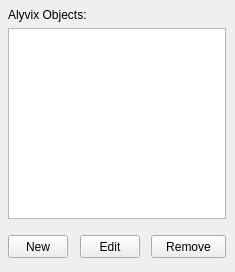
The window that alyvix/extra/robotide/qt_ui/alyvix_object_selection_view.ui (alyvix/alyvix) describes before a commit, drawn with Qt 5.
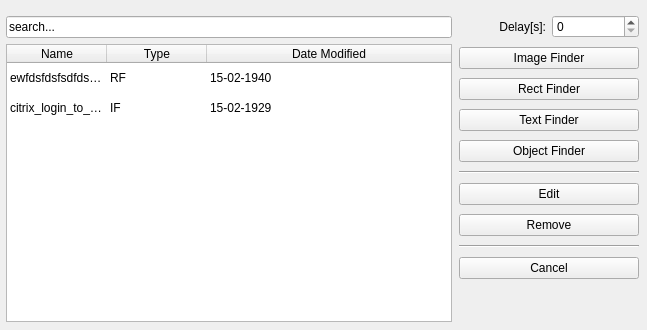
The same window after the commit.

```diff
--- a/alyvix/extra/robotide/qt_ui/alyvix_object_selection_view.ui
+++ b/alyvix/extra/robotide/qt_ui/alyvix_object_selection_view.ui
@@ -6,93 +6,174 @@
    <rect>
     <x>0</x>
     <y>0</y>
-    <width>235</width>
-    <height>272</height>
+    <width>647</width>
+    <height>330</height>
    </rect>
   </property>
   <property name="windowTitle">
    <string>Alyvix - Select Finder</string>
   </property>
-  <widget class="QListWidget" name="listWidgetAlyObj">
-   <property name="geometry">
-    <rect>
-     <x>8</x>
-     <y>28</y>
-     <width>218</width>
-     <height>191</height>
-    </rect>
+  <widget class="QPushButton" name="pushButtonCC">
+   <property name="enabled">
+    <bool>true</bool>
    </property>
-  </widget>
-  <widget class="QPushButton" name="pushButtonNew">
    <property name="geometry">
     <rect>
-     <x>8</x>
-     <y>235</y>
-     <width>60</width>
+     <x>9</x>
+     <y>9000</y>
+     <width>216</width>
      <height>23</height>
     </rect>
    </property>
    <property name="text">
-    <string>New</string>
+    <string>Custom Code</string>
    </property>
   </widget>
-  <widget class="QPushButton" name="pushButtonEdit">
+  <widget class="QWidget" name="widget_2" native="true">
    <property name="geometry">
     <rect>
-     <x>80</x>
-     <y>235</y>
-     <width>60</width>
-     <height>23</height>
+     <x>106</x>
+     <y>387</y>
+     <width>229</width>
+     <height>240</height>
     </rect>
    </property>
-   <property name="text">
-    <string>Edit</string>
-   </property>
   </widget>
-  <widget class="QPushButton" name="pushButtonRemove">
+  <widget class="QWidget" name="widget" native="true">
    <property name="geometry">
     <rect>
-     <x>151</x>
-     <y>235</y>
-     <width>75</width>
-     <height>23</height>
+     <x>0</x>
+     <y>10</y>
+     <width>647</width>
+     <height>321</height>
     </rect>
    </property>
-   <property name="text">
-    <string>Remove</string>
-   </property>
-  </widget>
-  <widget class="QLabel" name="label">
+   <widget class="QWidget" name="gridLayoutWidget_2">
    <property name="geometry">
     <rect>
-     <x>8</x>
-     <y>7</y>
-     <width>211</width>
-     <height>16</height>
-    </rect>
-   </property>
+      <x>6</x>
+      <y>6</y>
+      <width>446</width>
+      <height>306</height>
+     </rect>
+    </property>
+    <layout class="QGridLayout" name="gridLayout_2">
+     <item row="0" column="0" colspan="3">
+      <widget class="QLineEdit" name="lineEditSearch">
    <property name="text">
-    <string>Alyvix Objects:</string>
-   </property>
+        <string>search...</string>
+       </property>
+      </widget>
+     </item>
+     <item row="1" column="0" colspan="3">
+      <widget class="QTableWidget" name="tableWidget">
+       <property name="alternatingRowColors">
+        <bool>false</bool>
+       </property>
+       <property name="selectionBehavior">
+        <enum>QAbstractItemView::SelectRows</enum>
+       </property>
+       <property name="showGrid">
+        <bool>false</bool>
+       </property>
+       <property name="sortingEnabled">
+        <bool>true</bool>
+       </property>
+       <property name="cornerButtonEnabled">
+        <bool>true</bool>
+       </property>
+       <attribute name="horizontalHeaderCascadingSectionResizes">
+        <bool>false</bool>
+       </attribute>
+       <attribute name="horizontalHeaderHighlightSections">
+        <bool>true</bool>
+       </attribute>
+       <attribute name="horizontalHeaderStretchLastSection">
+        <bool>true</bool>
+       </attribute>
+       <attribute name="verticalHeaderVisible">
+        <bool>false</bool>
+       </attribute>
+       <attribute name="verticalHeaderStretchLastSection">
+        <bool>false</bool>
+       </attribute>
+       <row>
+        <property name="text">
+         <string>1</string>
+        </property>
+       </row>
+       <row>
+        <property name="text">
+         <string>2</string>
+        </property>
+       </row>
+       <column>
+        <property name="text">
+         <string>Name</string>
+        </property>
+       </column>
+       <column>
+        <property name="text">
+         <string>Type</string>
+        </property>
+       </column>
+       <column>
+        <property name="text">
+         <string>Date Modified</string>
+        </property>
+       </column>
+       <item row="0" column="0">
+        <property name="text">
+         <string>ewfdsfdsfsdfdsfdsfsdfs</string>
+        </property>
+       </item>
+       <item row="0" column="1">
+        <property name="text">
+         <string>RF</string>
+        </property>
+       </item>
+       <item row="0" column="2">
+        <property name="text">
+         <string>15-02-1940</string>
+        </property>
+       </item>
+       <item row="1" column="0">
+        <property name="text">
+         <string>citrix_login_to_xamarin_with_a</string>
+        </property>
+       </item>
+       <item row="1" column="1">
+        <property name="text">
+         <string>IF</string>
+        </property>
+       </item>
+       <item row="1" column="2">
+        <property name="text">
+         <string>15-02-1929</string>
+        </property>
+       </item>
+      </widget>
+     </item>
+    </layout>
   </widget>
   <widget class="QWidget" name="gridLayoutWidget">
    <property name="geometry">
     <rect>
-     <x>8</x>
-     <y>362</y>
-     <width>218</width>
-     <height>177</height>
+      <x>459</x>
+      <y>2</y>
+      <width>180</width>
+      <height>276</height>
     </rect>
    </property>
    <layout class="QGridLayout" name="gridLayout">
-    <item row="0" column="0">
-     <widget class="QPushButton" name="pushButtonRF">
+     <item row="10" column="0" colspan="2">
+      <widget class="QPushButton" name="pushButtonCancel">
       <property name="text">
-       <string>Rect Finder</string>
+        <string>Cancel</string>
       </property>
      </widget>
     </item>
-    <item row="2" column="0">
+     <item row="4" column="0" colspan="2">
      <widget class="QPushButton" name="pushButtonTF">
       <property name="enabled">
        <bool>true</bool>
@@ -102,7 +183,28 @@
       </property>
      </widget>
     </item>
-    <item row="3" column="0">
+     <item row="9" column="0" colspan="2">
+      <widget class="Line" name="line">
+       <property name="orientation">
+        <enum>Qt::Horizontal</enum>
+       </property>
+      </widget>
+     </item>
+     <item row="7" column="0" colspan="2">
+      <widget class="QPushButton" name="pushButtonEdit">
+       <property name="text">
+        <string>Edit</string>
+       </property>
+      </widget>
+     </item>
+     <item row="8" column="0" colspan="2">
+      <widget class="QPushButton" name="pushButtonRemove">
+       <property name="text">
+        <string>Remove</string>
+       </property>
+      </widget>
+     </item>
+     <item row="5" column="0" colspan="2">
      <widget class="QPushButton" name="pushButtonOF">
       <property name="enabled">
        <bool>true</bool>
@@ -112,72 +214,46 @@
       </property>
      </widget>
     </item>
-    <item row="1" column="0">
-     <widget class="QPushButton" name="pushButtonIF">
-      <property name="text">
-       <string>Image Finder</string>
+     <item row="6" column="0" colspan="2">
+      <widget class="Line" name="line_2">
+       <property name="orientation">
+        <enum>Qt::Horizontal</enum>
       </property>
      </widget>
     </item>
-   </layout>
-  </widget>
-  <widget class="QPushButton" name="pushButtonCancel">
-   <property name="geometry">
-    <rect>
-     <x>62</x>
-     <y>547</y>
-     <width>111</width>
-     <height>23</height>
-    </rect>
-   </property>
-   <property name="text">
-    <string>Cancel</string>
-   </property>
-  </widget>
-  <widget class="QSpinBox" name="spinBoxDelay">
-   <property name="geometry">
-    <rect>
-     <x>184</x>
-     <y>332</y>
-     <width>42</width>
-     <height>22</height>
-    </rect>
-   </property>
-   <property name="maximum">
-    <number>60</number>
-   </property>
-  </widget>
+     <item row="0" column="0">
   <widget class="QLabel" name="label_2">
-   <property name="geometry">
-    <rect>
-     <x>135</x>
-     <y>333</y>
-     <width>37</width>
-     <height>20</height>
-    </rect>
-   </property>
    <property name="text">
-    <string>Delay:</string>
+        <string>Delay[s]:</string>
    </property>
    <property name="alignment">
     <set>Qt::AlignRight|Qt::AlignTrailing|Qt::AlignVCenter</set>
    </property>
   </widget>
-  <widget class="QPushButton" name="pushButtonCC">
-   <property name="enabled">
-    <bool>true</bool>
-   </property>
-   <property name="geometry">
-    <rect>
-     <x>9</x>
-     <y>632</y>
-     <width>216</width>
-     <height>23</height>
-    </rect>
-   </property>
+     </item>
+     <item row="2" column="0" colspan="2">
+      <widget class="QPushButton" name="pushButtonRF">
+       <property name="text">
+        <string>Rect Finder</string>
+       </property>
+      </widget>
+     </item>
+     <item row="0" column="1">
+      <widget class="QSpinBox" name="spinBoxDelay">
+       <property name="maximum">
+        <number>60</number>
+       </property>
+      </widget>
+     </item>
+     <item row="1" column="0" colspan="2">
+      <widget class="QPushButton" name="pushButtonIF">
    <property name="text">
-    <string>Custom Code</string>
-   </property>
+        <string>Image Finder</string>
+       </property>
+      </widget>
+     </item>
+    </layout>
+   </widget>
   </widget>
  </widget>
  <resources/>
```
Lines whose indentation alone changed are shown as unchanged.
